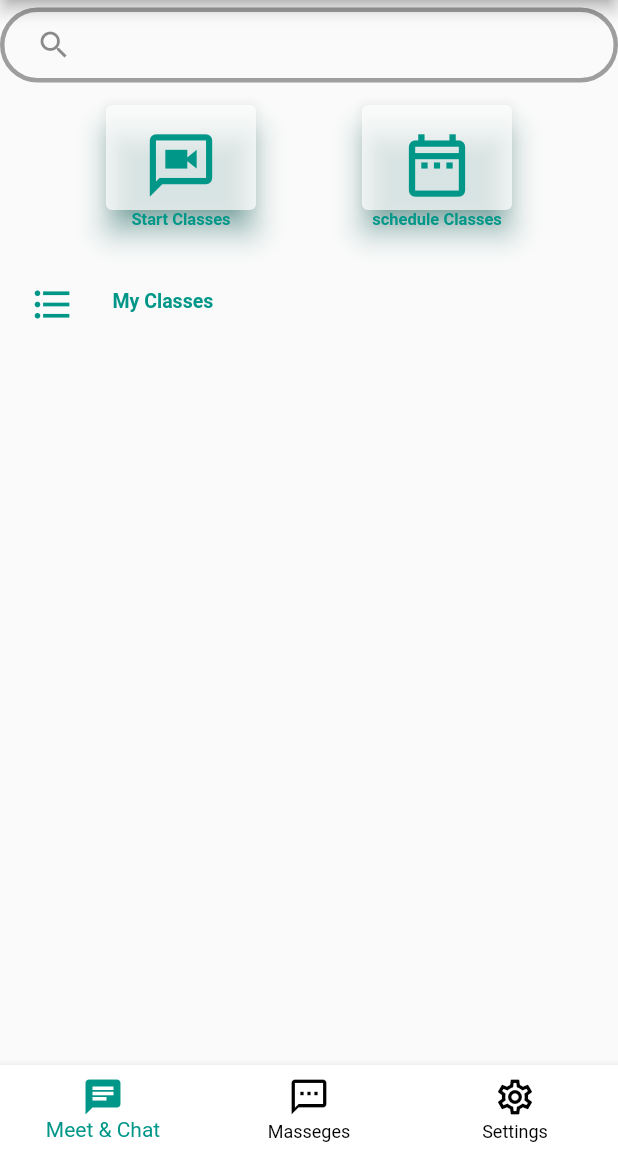
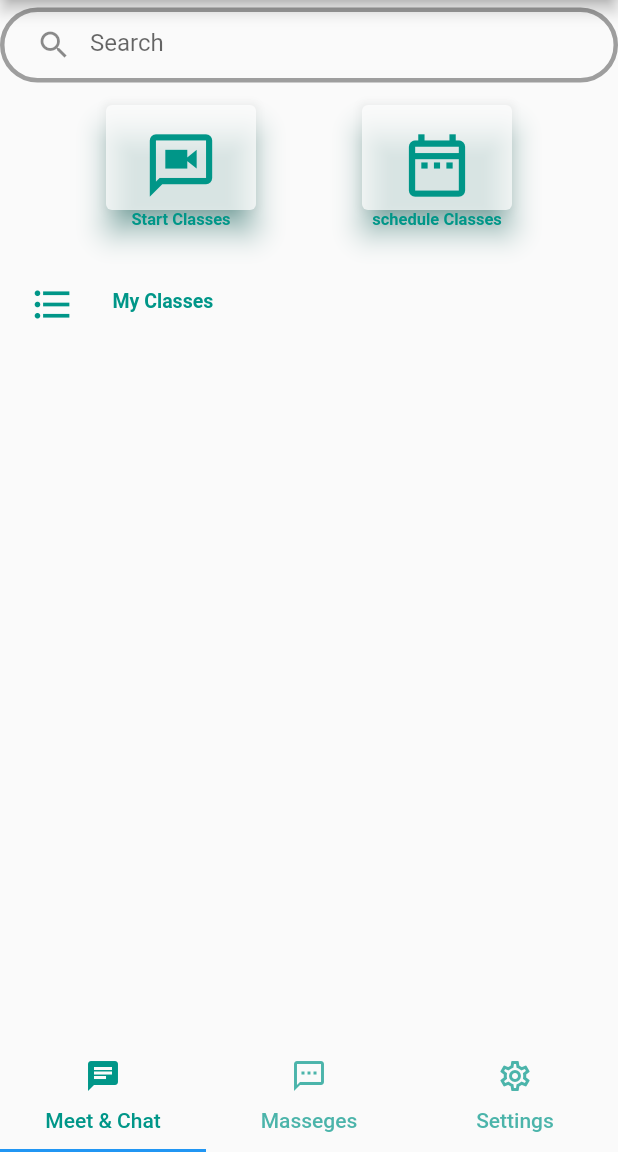
Before and after one commit to Amit91823/gyansakha, a Flutter app: the screen it shows once a user with an empty profile is signed in, on a phone screen of 412 x 824 dp, the part 84-1236 px from its top. Run offline on Flutter 3.47's test engine with Material 2 defaults, Android fonts, the phone set to English and light mode, and no system bars; our stand-ins replace cloud_firestore, firebase_auth, firebase_core; missing offline and left inert: jitsi_meet; accounts and stored records are empty; Roboto replaces fonts that are missing (Hahmlet).

Commit message:
Tab Bar issue resolved

```diff
--- a/lib/screens/Dashboard.dart
+++ b/lib/screens/Dashboard.dart
@@ -1,7 +1,9 @@
 import 'package:cloud_firestore/cloud_firestore.dart';
 import 'package:firebase_auth/firebase_auth.dart';
 import 'package:flutter/material.dart';
+import 'package:gyansakha/screens/MassegesScreen.dart';
 import 'package:gyansakha/screens/ScheduleScreen.dart';
+import 'package:gyansakha/screens/SettingScreen.dart';
 import 'package:gyansakha/screens/UpdateScheduledScreen.dart';
 import 'package:jitsi_meet/feature_flag/feature_flag.dart';
 import 'package:jitsi_meet/jitsi_meet.dart';
@@ -13,8 +15,15 @@ class Dashboard extends StatefulWidget {
   _DashboardState createState() => _DashboardState();
 }
 
-class _DashboardState extends State<Dashboard> {
-  int _selectedIndex = 0;
+class _DashboardState extends State<Dashboard>
+    with SingleTickerProviderStateMixin {
+  TabController? _tabController;
+
+  @override
+  void initState() {
+    _tabController = TabController(length: 3, vsync: this);
+    super.initState();
+  }
 
   void _joinMeeting({required String roomid, required String topic}) async {
     try {
@@ -57,7 +66,8 @@ class _DashboardState extends State<Dashboard> {
               icon: Icon(Icons.exit_to_app))
         ],
       ),
-      body: Column(children: [
+      body: TabBarView(controller: _tabController, children: [
+        Column(children: [
           Container(
             margin: EdgeInsets.only(top: 5),
             width: MediaQuery.of(context).size.width,
@@ -76,7 +86,7 @@ class _DashboardState extends State<Dashboard> {
             child: TextField(
               decoration: InputDecoration(
                   border: InputBorder.none,
-                hintText: FirebaseAuth.instance.currentUser?.uid,
+                  hintText: "Search",
                   hintStyle: TextStyle(height: 1),
                   prefixIcon: Icon(
                     Icons.search,
@@ -210,8 +220,8 @@ class _DashboardState extends State<Dashboard> {
                               color: Colors.red,
                               child: Text(
                                 "Delete",
-                              style:
-                                  TextStyle(color: Colors.white, fontSize: 16),
+                                style: TextStyle(
+                                    color: Colors.white, fontSize: 16),
                               ),
                             ),
                             direction: DismissDirection.startToEnd,
@@ -243,29 +253,18 @@ class _DashboardState extends State<Dashboard> {
                         });
                   }))
         ]),
-      bottomNavigationBar: BottomNavigationBar(
-        type: BottomNavigationBarType.fixed,
-        backgroundColor: Colors.white,
-        selectedItemColor: Colors.teal,
-        unselectedItemColor: Colors.black,
-        iconSize: 28,
-        elevation: 5,
-        currentIndex: _selectedIndex,
-        onTap: _onItemTapped,
-        items: [
-          BottomNavigationBarItem(icon: Icon(Icons.chat), label: "Meet & Chat"),
-          BottomNavigationBarItem(
-              icon: Icon(Icons.textsms_outlined), label: "Masseges"),
-          BottomNavigationBarItem(
-              icon: Icon(Icons.settings_outlined), label: "Settings"),
+        MassegesScreen(),
+        SettingScreen()
+      ]),
+      bottomNavigationBar: TabBar(
+        labelColor: Colors.teal,
+        controller: _tabController,
+        tabs: [
+          Tab(icon: Icon(Icons.chat), text: "Meet & Chat"),
+          Tab(icon: Icon(Icons.textsms_outlined), text: "Masseges"),
+          Tab(icon: Icon(Icons.settings_outlined), text: "Settings"),
         ],
       ),
     );
   }
-
-  void _onItemTapped(int index) {
-    setState(() {
-      _selectedIndex = index;
-    });
 }
-}
```
Also changed, not shown: lib/screens/MassegesScreen.dart (added, +37 -0 lines), lib/screens/SettingScreen.dart (added, +17 -0 lines). Lines whose indentation alone changed are shown as unchanged.
